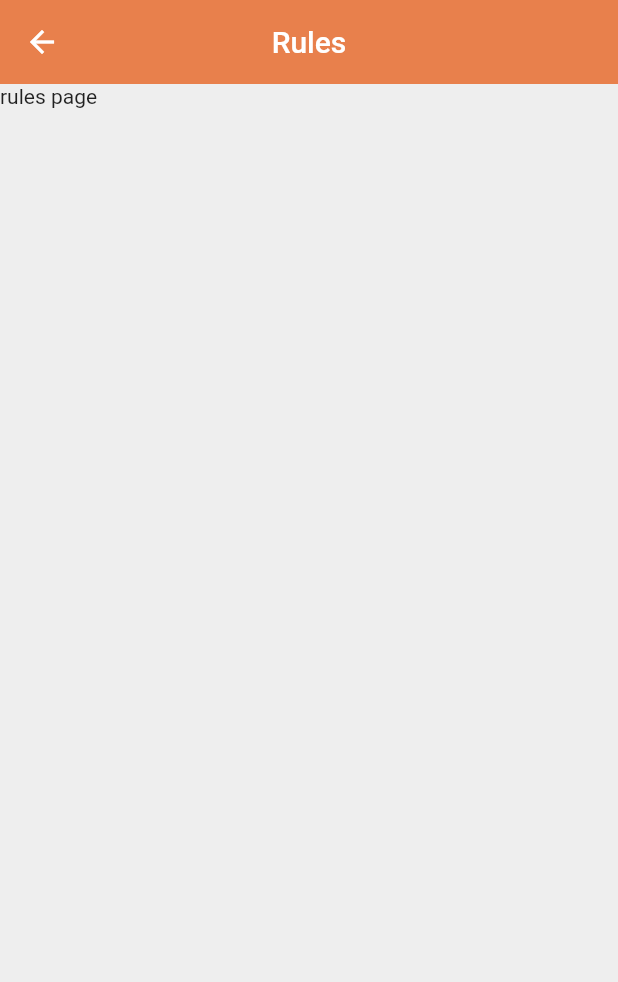
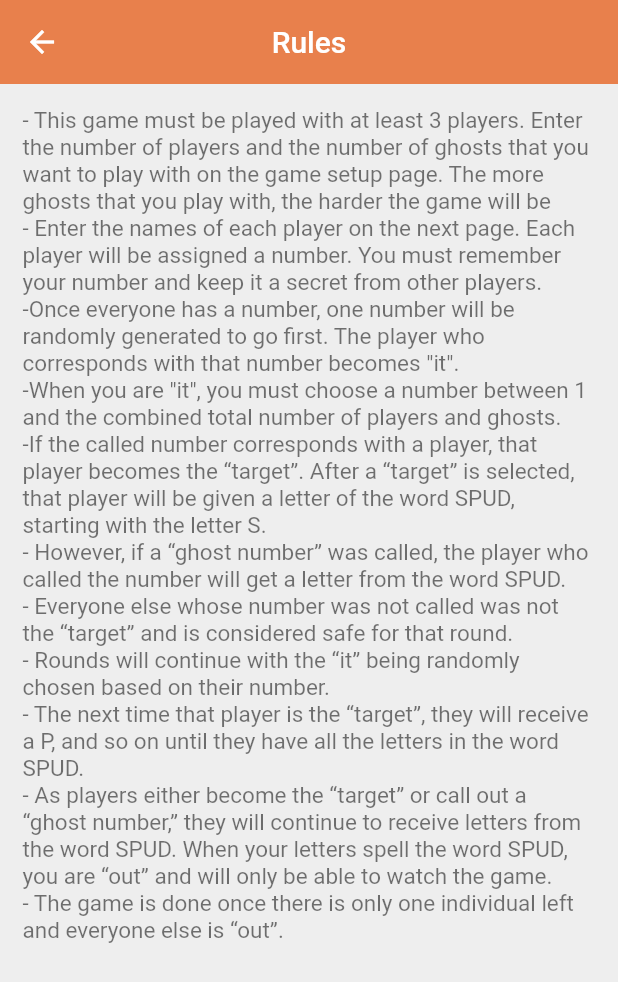
Before and after one commit to JaclynChen/spud_app, a Flutter app: the Rules screen opened by its route, on a phone screen of 412 x 824 dp. Shown: the top 982 px of the screen. Run offline on Flutter 3.47's test engine with Material 2 defaults, Android fonts, the phone set to English and light mode, and no system bars.

```diff
--- a/lib/Pages/rules.dart
+++ b/lib/Pages/rules.dart
@@ -11,7 +11,41 @@ class Rules extends StatelessWidget {
         centerTitle: true,
         elevation: 0,
       ),
-      body: Text('rules page'),
+      body: Container(
+        padding: EdgeInsets.all(15.0),
+        child: Column(
+          children: [
+            Expanded(
+              child: SingleChildScrollView(
+                scrollDirection: Axis.vertical,
+                child: Text(
+                  '''- This game must be played with at least 3 players. Enter the number of players and the number of ghosts that you want to play with on the game setup page. The more ghosts that you play with, the harder the game will be
+- Enter the names of each player on the next page. Each player will be assigned a number. You must remember your number and keep it a secret from other players.
+-Once everyone has a number, one number will be randomly generated to go first. The player who corresponds with that number becomes "it".
+-When you are "it", you must choose a number between 1 and the combined total number of players and ghosts.
+-If the called number corresponds with a player, that player becomes the “target”. After a “target” is selected, that player will be given a letter of the word SPUD, starting with the letter S.
+- However, if a “ghost number” was called, the player who called the number will get a letter from the word SPUD.
+- Everyone else whose number was not called was not the “target” and is considered safe for that round.
+- Rounds will continue with the “it” being randomly chosen based on their number.
+- The next time that player is the “target”, they will receive a P, and so on until they have all the letters in the word SPUD.
+- As players either become the “target” or call out a “ghost number,” they will continue to receive letters from the word SPUD. When your letters spell the word SPUD, you are “out” and will only be able to watch the game.
+- The game is done once there is only one individual left and everyone else is “out”.
+
+
+
+
+
+                  ''',
+                  style: TextStyle(
+                    color: Colors.black54,
+                    fontSize: 15.0,
+                  ),
+                ),
+              ),
+            ),
+          ],
+        ),
+      ),
     );
   }
 }
```
